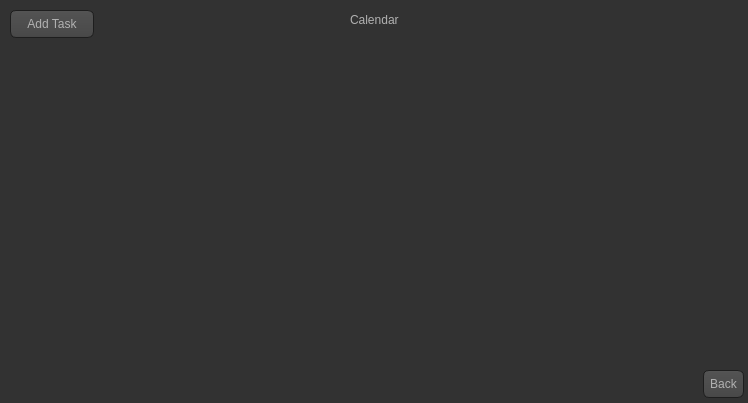
Above: developer/mainwindow.ui from CPSC36201Spring20018/DreamTeamRepo before the change. Below: the same form after it.
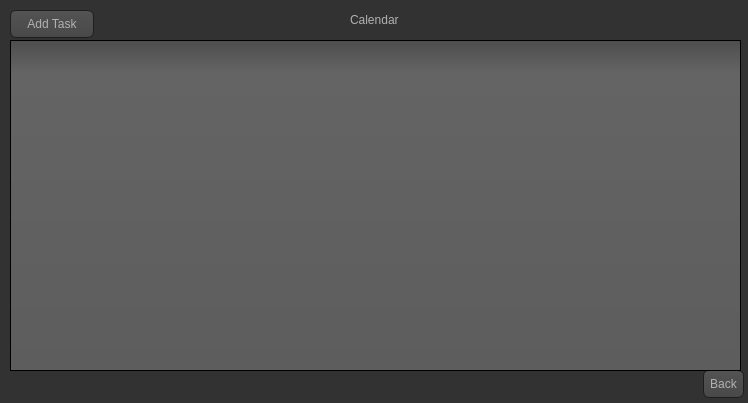
That is the form after the change. The open tabs and pages were chosen to show the change. Icons and pictures are not drawn.

What changed in the file:
```diff
--- a/developer/mainwindow.ui
+++ b/developer/mainwindow.ui
@@ -539,6 +539,16 @@
        <string>Add Task</string>
       </property>
      </widget>
+     <widget class="QTableWidget" name="ct_table">
+      <property name="geometry">
+       <rect>
+        <x>10</x>
+        <y>40</y>
+        <width>731</width>
+        <height>331</height>
+       </rect>
+      </property>
+     </widget>
     </widget>
     <widget class="QWidget" name="add">
      <widget class="QPushButton" name="ab_back">
```
